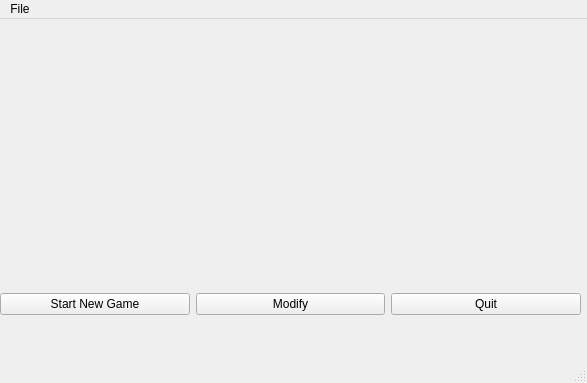
The window that ui/mainwindow.ui (brianvanh/baseball-scorebook) describes before a commit, drawn with Qt 5.
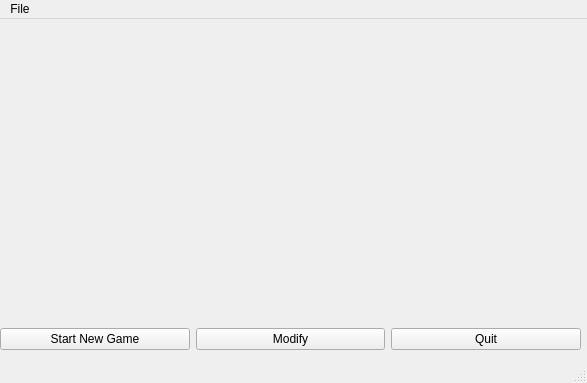
The same window after the commit.

Patch:
```diff
--- a/ui/mainwindow.ui
+++ b/ui/mainwindow.ui
@@ -18,9 +18,9 @@
     <property name="geometry">
      <rect>
       <x>0</x>
-      <y>260</y>
+      <y>305</y>
       <width>581</width>
-      <height>51</height>
+      <height>31</height>
      </rect>
     </property>
     <layout class="QHBoxLayout" name="horizontalLayout">
```
